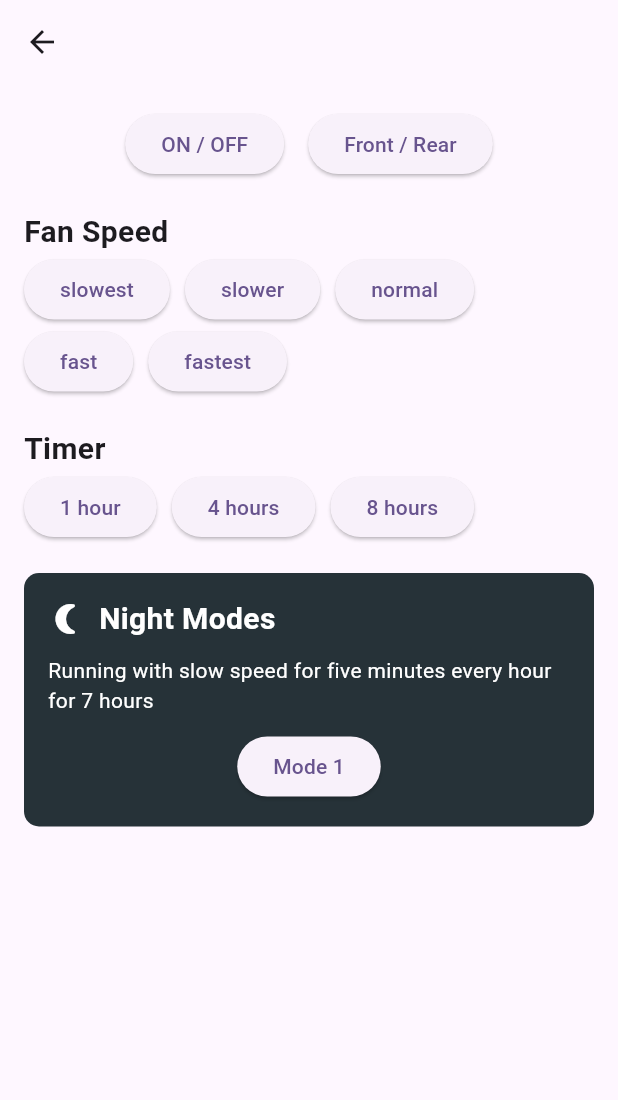
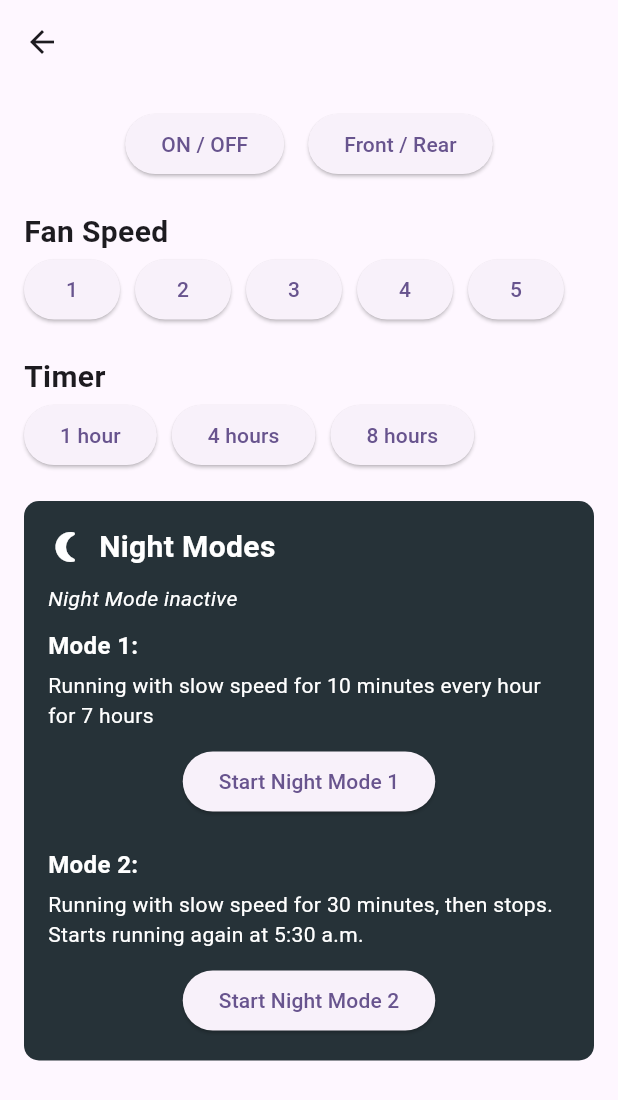
Before and after one commit to sidyes/venti-ui, a Flutter app: the Fan screen opened directly with empty values, on a phone screen of 412 x 824 dp. Shown: the top 1100 px of the screen. Run offline on Flutter 3.47's test engine with Material 3 defaults, Android fonts, the phone set to English and light mode, and no system bars; our stand-ins replace fluttertoast; network calls fail.

Commit message:
feat: support multiple night modes

```diff
--- a/lib/fan.dart
+++ b/lib/fan.dart
@@ -1,3 +1,5 @@
+import 'dart:async';
+
 import 'package:flutter/material.dart';
 import 'package:fluttertoast/fluttertoast.dart';
 import 'package:http/http.dart' as http;
@@ -5,25 +7,73 @@ import 'dart:convert';
 
 import 'package:venti_ui/config.dart';
 
-class Fan extends StatelessWidget {
+class Fan extends StatefulWidget {
   final String id;
   final String location;
 
   const Fan({Key? key, required this.id, required this.location})
       : super(key: key);
 
+  @override
+  _FanState createState() => _FanState();
+}
+
+class _FanState extends State<Fan> {
+  bool isNightModeActive = false;
+  late Timer _timer;
+
+  @override
+  void initState() {
+    super.initState();
+    // Start a timer to check the status every 10 seconds
+    checkStatus();
+    _timer = Timer.periodic(const Duration(seconds: 10), (_) => checkStatus());
+  }
+
+  @override
+  void dispose() {
+    // Dispose the timer
+    _timer.cancel();
+    super.dispose();
+  }
+
+  Future<void> checkStatus() async {
+    try {
+      final statusUrl =
+          '${Config.baseUrl}${Config.fansRoute}/${widget.id}/status';
+      final response = await http.get(
+        Uri.parse(statusUrl),
+        headers: {'X-API-KEY': Config.apiKey},
+      );
+      if (response.statusCode == 200) {
+        final isRunning = json.decode(response.body)['isRunning'];
+        setState(() {
+          isNightModeActive = isRunning;
+        });
+      } else {
+        setState(() {
+          isNightModeActive = false;
+        });
+      }
+    } catch (e) {
+      setState(() {
+        isNightModeActive = false;
+      });
+    }
+  }
+
   Future<void> sendCommand(String command) async {
-    final url = '${Config.baseUrl}${Config.fansRoute}/$id?cmd=$command';
+    final url =
+        '${Config.baseUrl}${Config.fansRoute}/${widget.id}?cmd=$command';
 
     try {
       final response = await http.get(
         Uri.parse(url),
-        headers: {
-          'X-API-KEY': Config.apiKey,
-        },
+        headers: {'X-API-KEY': Config.apiKey},
       );
       if (response.statusCode == 200) {
         // Success
+        checkStatus(); // Check status after command sent
       } else {
         Fluttertoast.showToast(
           msg: "Failed to send command: $command",
@@ -32,10 +82,10 @@ class Fan extends StatelessWidget {
           timeInSecForIosWeb: 1,
           backgroundColor: Colors.red,
           textColor: Colors.white,
-            fontSize: 16.0);
+          fontSize: 16.0,
+        );
       }
     } catch (e) {
-      // Handle network error
       Fluttertoast.showToast(
         msg: "Network error",
         toastLength: Toast.LENGTH_SHORT,
@@ -43,7 +93,8 @@ class Fan extends StatelessWidget {
         timeInSecForIosWeb: 1,
         backgroundColor: Colors.red,
         textColor: Colors.white,
-          fontSize: 16.0);
+        fontSize: 16.0,
+      );
     }
   }
 
@@ -51,12 +102,11 @@ class Fan extends StatelessWidget {
   Widget build(BuildContext context) {
     return Scaffold(
       appBar: AppBar(
-        title: Text(location),
+        title: Text(widget.location),
       ),
       body: Padding(
         padding: const EdgeInsets.all(16.0),
         child: SingleChildScrollView(
-          // To handle overflow if content is too large
           child: Column(
             crossAxisAlignment: CrossAxisAlignment.start,
             children: [
@@ -86,23 +136,23 @@ class Fan extends StatelessWidget {
                 children: [
                   ElevatedButton(
                     onPressed: () => sendCommand('SPEED_1'),
-                    child: const Text('slowest'),
+                    child: const Text('1'),
                   ),
                   ElevatedButton(
                     onPressed: () => sendCommand('SPEED_2'),
-                    child: const Text('slower'),
+                    child: const Text('2'),
                   ),
                   ElevatedButton(
                     onPressed: () => sendCommand('SPEED_3'),
-                    child: const Text('normal'),
+                    child: const Text('3'),
                   ),
                   ElevatedButton(
                     onPressed: () => sendCommand('SPEED_4'),
-                    child: const Text('fast'),
+                    child: const Text('4'),
                   ),
                   ElevatedButton(
                     onPressed: () => sendCommand('SPEED_5'),
-                    child: const Text('fastest'),
+                    child: const Text('5'),
                   ),
                 ],
               ),
@@ -153,15 +203,69 @@ class Fan extends StatelessWidget {
                       ],
                     ),
                     const SizedBox(height: 10),
-                    const Text(
-                      'Running with slow speed for five minutes every hour for 7 hours',
-                      style: TextStyle(color: Colors.white),
+                    Text(
+                      isNightModeActive
+                          ? 'Night Mode active'
+                          : 'Night Mode inactive',
+                      style: TextStyle(
+                        color: isNightModeActive ?  Colors.lightBlue : Colors.white,
+                        fontStyle: FontStyle.italic,
+                      ),
+                    ),
+                    const SizedBox(height: 10),
+                    const Column(
+                      crossAxisAlignment: CrossAxisAlignment.start,
+                      children: [
+                        Text(
+                          'Mode 1:',
+                          style: TextStyle(
+                            fontSize: 16,
+                            fontWeight: FontWeight.bold,
+                            color: Colors.white,
+                          ),
+                        ),
+                        SizedBox(height: 5),
+                        Text(
+                          'Running with slow speed for 10 minutes every hour for 7 hours',
+                          style: TextStyle(
+                            color: Colors.white,
+                          ),
+                        ),
+                      ],
                     ),
                     const SizedBox(height: 10),
                     Center(
                       child: ElevatedButton(
-                        onPressed: () => sendCommand('NIGHT_MODE'),
-                        child: const Text('Mode 1'),
+                        onPressed: () => sendCommand('NIGHT_MODE_1'),
+                        child: const Text('Start Night Mode 1'),
+                      ),
+                    ),
+                    const SizedBox(height: 20),
+                    const Column(
+                      crossAxisAlignment: CrossAxisAlignment.start,
+                      children: [
+                        Text(
+                          'Mode 2:',
+                          style: TextStyle(
+                            fontSize: 16,
+                            fontWeight: FontWeight.bold,
+                            color: Colors.white,
+                          ),
+                        ),
+                        SizedBox(height: 5),
+                        Text(
+                          'Running with slow speed for 30 minutes, then stops. Starts running again at 5:30 a.m.',
+                          style: TextStyle(
+                            color: Colors.white,
+                          ),
+                        ),
+                      ],
+                    ),
+                    const SizedBox(height: 10),
+                    Center(
+                      child: ElevatedButton(
+                        onPressed: () => sendCommand('NIGHT_MODE_2'),
+                        child: const Text('Start Night Mode 2'),
                       ),
                     ),
                   ],
```
Also changed, not shown: lib/main.dart (+36 -13 lines). Lines whose indentation alone changed are shown as unchanged.
